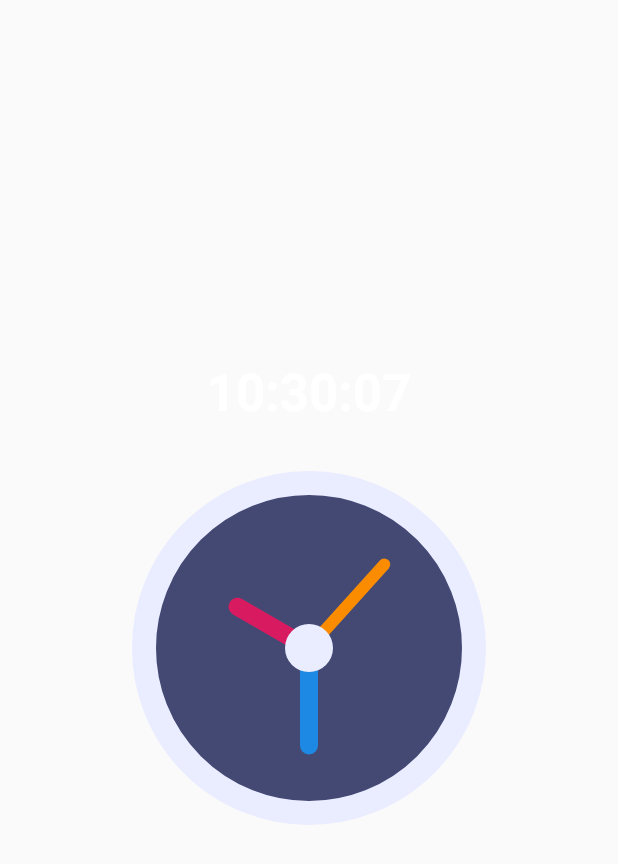
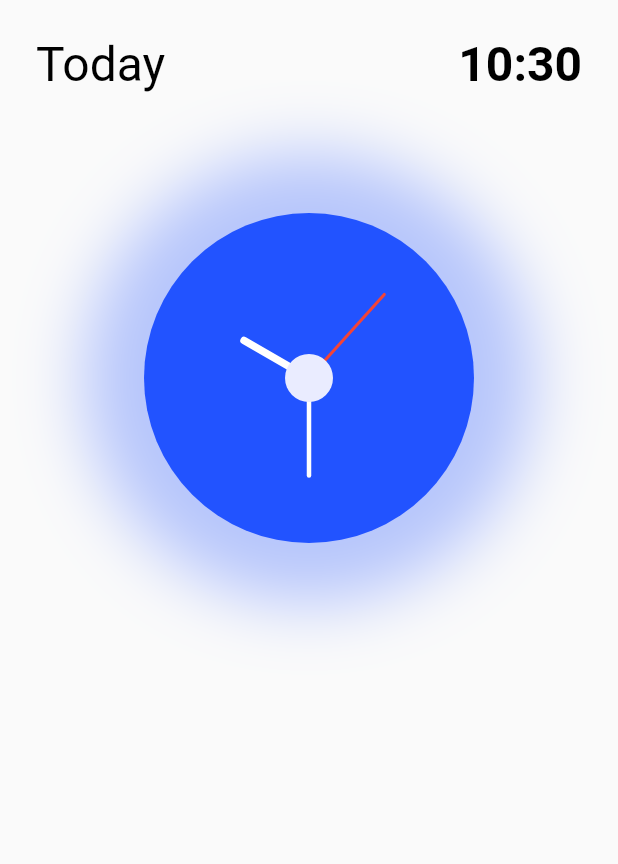
Before and after one commit to doctorcode9/analog_clock_lutter, a Flutter app: the screen it shows after launch, on a phone screen of 412 x 824 dp. Shown: the top 864 px of the screen. Run offline on Flutter 3.47's test engine with Material 2 defaults, Android fonts, the phone set to English and light mode, and no system bars; our stand-ins replace timer_builder.

Commit message:
adding major fix

```diff
--- a/lib/main.dart
+++ b/lib/main.dart
@@ -1,6 +1,7 @@
 import 'dart:async';
 
 import 'package:analog_clock/components/clock_view.dart';
+import 'package:analog_clock/ui/colors.dart';
 import 'package:analog_clock/utils/time.dart';
 import 'package:flutter/material.dart';
 import 'package:timer_builder/timer_builder.dart';
@@ -54,12 +55,14 @@ class _HomePageState extends State<HomePage> {
 
     return Scaffold(
       backgroundColor: Color(0xFFfafafa),
-      body: Column(
-        mainAxisAlignment: MainAxisAlignment.center,
+      body: SafeArea(
+        child: Padding(
+          padding: const EdgeInsets.all(24.0),
+          child: Column(
+            mainAxisAlignment: MainAxisAlignment.spaceBetween,
             crossAxisAlignment: CrossAxisAlignment.center,
             children: [
-          Center(
-            child: TimerBuilder.periodic(
+              TimerBuilder.periodic(
                 Duration(seconds: 1),
                 builder: (context) {
                   //getting the time
@@ -72,15 +75,24 @@ class _HomePageState extends State<HomePage> {
                   String hour = DateTime.now().hour < 10
                       ? "0${DateTime.now().hour}"
                       : DateTime.now().hour.toString();
+                  String day = DateTime.now().toString();
                   return Column(
                     children: [
+                      Row(
+                        mainAxisAlignment: MainAxisAlignment.spaceBetween,
+                        children: [
                           Text(
-                      "${hour}:${minute}:${second}",
-                      style: TextStyle(
-                        color: Colors.white,
-                        fontSize: 34.0,
-                        fontWeight: FontWeight.bold,
+                            "Today",
+                            style: AppStyle.mainTextThin,
                           ),
+                          Text(
+                            "${hour}:${minute}",
+                            style: AppStyle.maintext,
+                          ),
+                        ],
+                      ),
+                      SizedBox(
+                        height: 40.0,
                       ),
                       ClockView(DataTime(DateTime.now().hour,
                           DateTime.now().minute, DateTime.now().second)),
@@ -88,8 +100,9 @@ class _HomePageState extends State<HomePage> {
                   );
                 },
               ),
+            ],
           ),
-        ],
+        ),
       ),
     );
   }
--- a/lib/ui/colors.dart
+++ b/lib/ui/colors.dart
@@ -5,9 +5,14 @@ class AppStyle {
   static Color primaryColorDark = const Color(0xFF193BB1);
 
   /* Definining text style */
-  TextStyle maintext = const TextStyle(
+  static TextStyle maintext = const TextStyle(
     color: Colors.black,
-    fontSize: 26.0,
+    fontSize: 32.0,
     fontWeight: FontWeight.bold,
   );
+  static TextStyle mainTextThin = const TextStyle(
+    color: Colors.black,
+    fontSize: 32.0,
+    fontWeight: FontWeight.normal,
+  );
 }
```
Also changed, not shown: lib/components/clock_view.dart (+19 -11 lines). Lines whose indentation alone changed are shown as unchanged.
